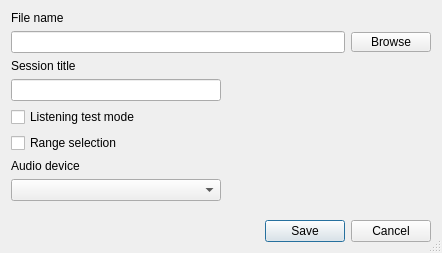
Above: litewiz/src/user_interface/aet_export_dialog.ui from panone/litewiz before the change. Below: the same form after it.
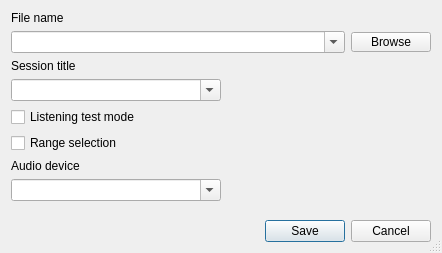
That is the form after the change.

Commit message: + save edit box history

The edit to the form file:
```diff
--- a/litewiz/src/user_interface/aet_export_dialog.ui
+++ b/litewiz/src/user_interface/aet_export_dialog.ui
@@ -30,7 +30,20 @@
    <item>
     <layout class="QHBoxLayout" name="horizontalLayout1">
      <item>
-      <widget class="QLineEdit" name="fileNameLineEdit"/>
+      <widget class="QComboBox" name="fileNameEdit">
+       <property name="sizePolicy">
+        <sizepolicy hsizetype="Expanding" vsizetype="Fixed">
+         <horstretch>0</horstretch>
+         <verstretch>0</verstretch>
+        </sizepolicy>
+       </property>
+       <property name="editable">
+        <bool>true</bool>
+       </property>
+       <property name="insertPolicy">
+        <enum>QComboBox::InsertAtTop</enum>
+       </property>
+      </widget>
      </item>
      <item>
       <widget class="QPushButton" name="browseButton">
@@ -57,7 +70,20 @@
    <item>
     <layout class="QHBoxLayout" name="horizontalLayout2">
      <item>
-      <widget class="QLineEdit" name="sectionTitleLineEdit"/>
+      <widget class="QComboBox" name="sectionTitleEdit">
+       <property name="sizePolicy">
+        <sizepolicy hsizetype="Expanding" vsizetype="Fixed">
+         <horstretch>0</horstretch>
+         <verstretch>0</verstretch>
+        </sizepolicy>
+       </property>
+       <property name="editable">
+        <bool>true</bool>
+       </property>
+       <property name="insertPolicy">
+        <enum>QComboBox::InsertAtTop</enum>
+       </property>
+      </widget>
      </item>
      <item>
       <spacer name="horizontalSpacer1">
@@ -105,6 +131,12 @@
          <verstretch>0</verstretch>
         </sizepolicy>
        </property>
+       <property name="editable">
+        <bool>true</bool>
+       </property>
+       <property name="insertPolicy">
+        <enum>QComboBox::InsertAtTop</enum>
+       </property>
       </widget>
      </item>
      <item>
```
Left out of the diff: 4 changed lines with no effect on the pictures. The commit also changes 2 other files.
